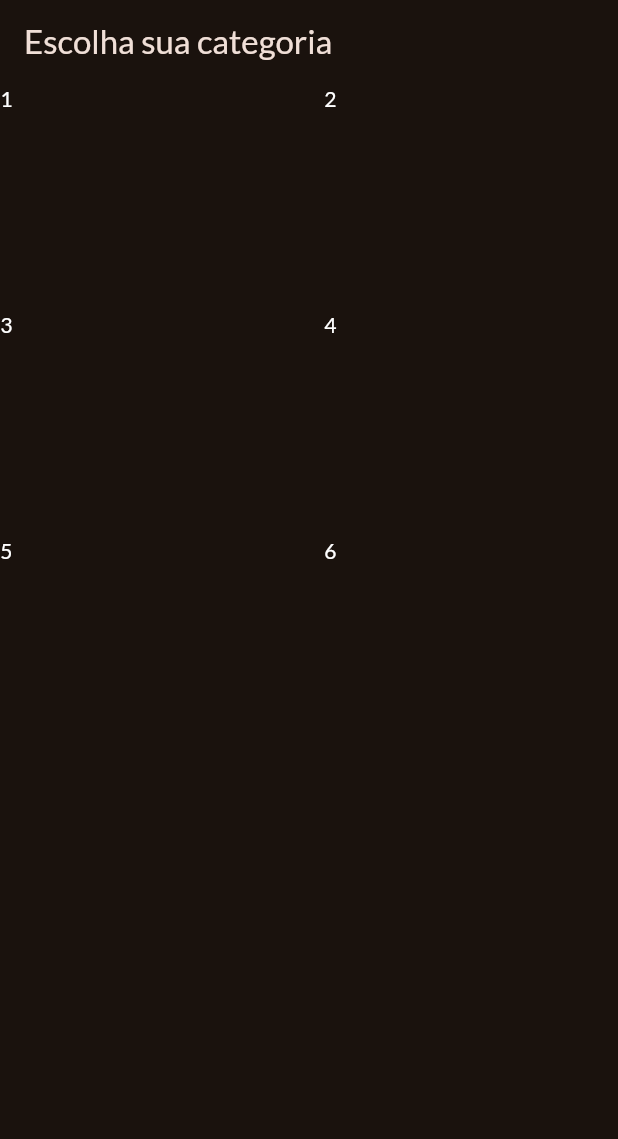
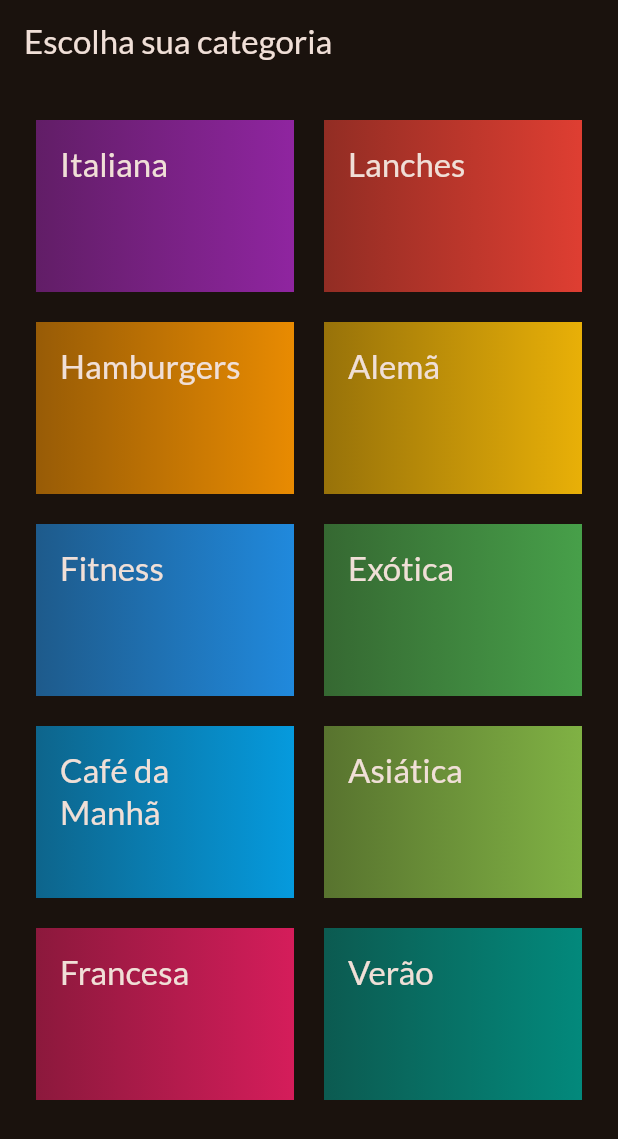
Before and after one commit to rbicca/pocnav, a Flutter app: the screen it shows after launch, on a phone screen of 412 x 824 dp. Shown: the top 1139 px of the screen. Run offline on Flutter 3.47's test engine with Material 3 defaults, Android fonts, the phone set to English and light mode, and no system bars; our stand-ins replace google_fonts.

Commit message:
Building the initial grid

```diff
--- /dev/null
+++ b/lib/data/dummy_data.dart
@@ -0,0 +1,55 @@
+import 'package:flutter/material.dart';
+import 'package:pocnav/models/category.dart';
+
+const availableCategories = [
+  Category(
+    id: 'c1',
+    title: 'Italiana',
+    color: Colors.purple,
+  ),
+  Category(
+    id: 'c2',
+    title: 'Lanches',
+    color: Colors.red,
+  ),
+  Category(
+    id: 'c3',
+    title: 'Hamburgers',
+    color: Colors.orange,
+  ),
+  Category(
+    id: 'c4',
+    title: 'Alemã',
+    color: Colors.amber,
+  ),
+  Category(
+    id: 'c5',
+    title: 'Fitness',
+    color: Colors.blue,
+  ),
+  Category(
+    id: 'c6',
+    title: 'Exótica',
+    color: Colors.green,
+  ),
+  Category(
+    id: 'c7',
+    title: 'Café da Manhã',
+    color: Colors.lightBlue,
+  ),
+  Category(
+    id: 'c8',
+    title: 'Asiática',
+    color: Colors.lightGreen,
+  ),
+  Category(
+    id: 'c9',
+    title: 'Francesa',
+    color: Colors.pink,
+  ),
+  Category(
+    id: 'c10',
+    title: 'Verão',
+    color: Colors.teal,
+  ),
+];
--- a/lib/main.dart
+++ b/lib/main.dart
@@ -1,6 +1,6 @@
 import 'package:flutter/material.dart';
 import 'package:google_fonts/google_fonts.dart';
-import 'package:pocnav/categories.dart';
+import 'package:pocnav/screens/categories.dart';
 
 final theme = ThemeData(
   useMaterial3: true,
@@ -20,6 +20,10 @@ class App extends StatelessWidget {
 
   @override
   Widget build(BuildContext context) {
-    return MaterialApp(theme: theme, home: const CategoriesScreen());
+    return MaterialApp(
+      theme: theme,
+      home: const CategoriesScreen(),
+      debugShowCheckedModeBanner: false,
+    );
   }
 }
--- /dev/null
+++ b/lib/models/category.dart
@@ -0,0 +1,10 @@
+import 'package:flutter/material.dart';
+
+class Category {
+  final String id;
+  final String title;
+  final Color color;
+
+  const Category(
+      {required this.id, required this.title, this.color = Colors.orange});
+}
--- a/lib/categories.dart
+++ b/lib/screens/categories.dart
@@ -1,4 +1,6 @@
 import 'package:flutter/material.dart';
+import 'package:pocnav/data/dummy_data.dart';
+import 'package:pocnav/widgets/category_grid_item.dart';
 
 class CategoriesScreen extends StatelessWidget {
   const CategoriesScreen({super.key});
@@ -15,13 +17,9 @@ class CategoriesScreen extends StatelessWidget {
               childAspectRatio: 3 / 2,
               crossAxisSpacing: 20,
               mainAxisSpacing: 20),
-          children: const [
-            Text('1', style: TextStyle(color: Colors.white)),
-            Text('2', style: TextStyle(color: Colors.white)),
-            Text('3', style: TextStyle(color: Colors.white)),
-            Text('4', style: TextStyle(color: Colors.white)),
-            Text('5', style: TextStyle(color: Colors.white)),
-            Text('6', style: TextStyle(color: Colors.white))
+          padding: const EdgeInsets.all(24),
+          children: [
+            for (final c in availableCategories) CategoryGridItem(category: c)
           ],
         ));
   }
--- /dev/null
+++ b/lib/widgets/category_grid_item.dart
@@ -0,0 +1,26 @@
+import 'package:flutter/material.dart';
+import 'package:pocnav/models/category.dart';
+
+class CategoryGridItem extends StatelessWidget {
+  const CategoryGridItem({super.key, required this.category});
+
+  final Category category;
+
+  @override
+  Widget build(BuildContext context) {
+    return Container(
+      padding: const EdgeInsets.all(16),
+      decoration: BoxDecoration(
+          gradient: LinearGradient(colors: [
+        category.color.withOpacity(0.55),
+        category.color.withOpacity(0.9)
+      ], begin: Alignment.topLeft, end: Alignment.topRight)),
+      child: Text(
+        category.title,
+        style: Theme.of(context).textTheme.titleLarge!.copyWith(
+              color: Theme.of(context).colorScheme.onBackground,
+            ),
+      ),
+    );
+  }
+}
```
